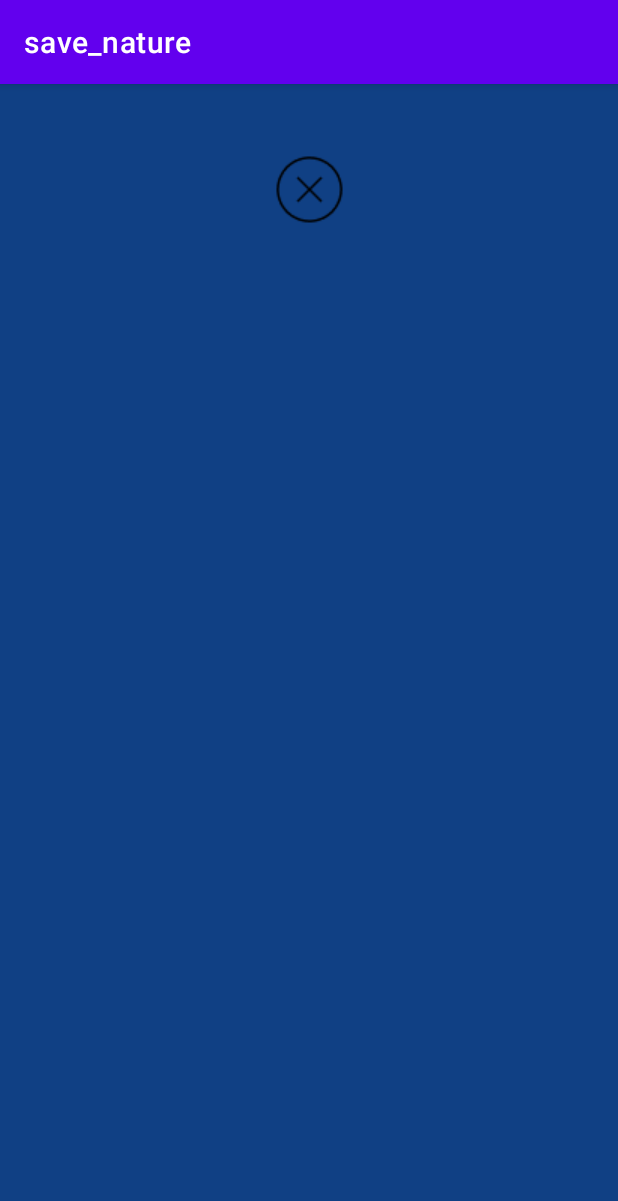
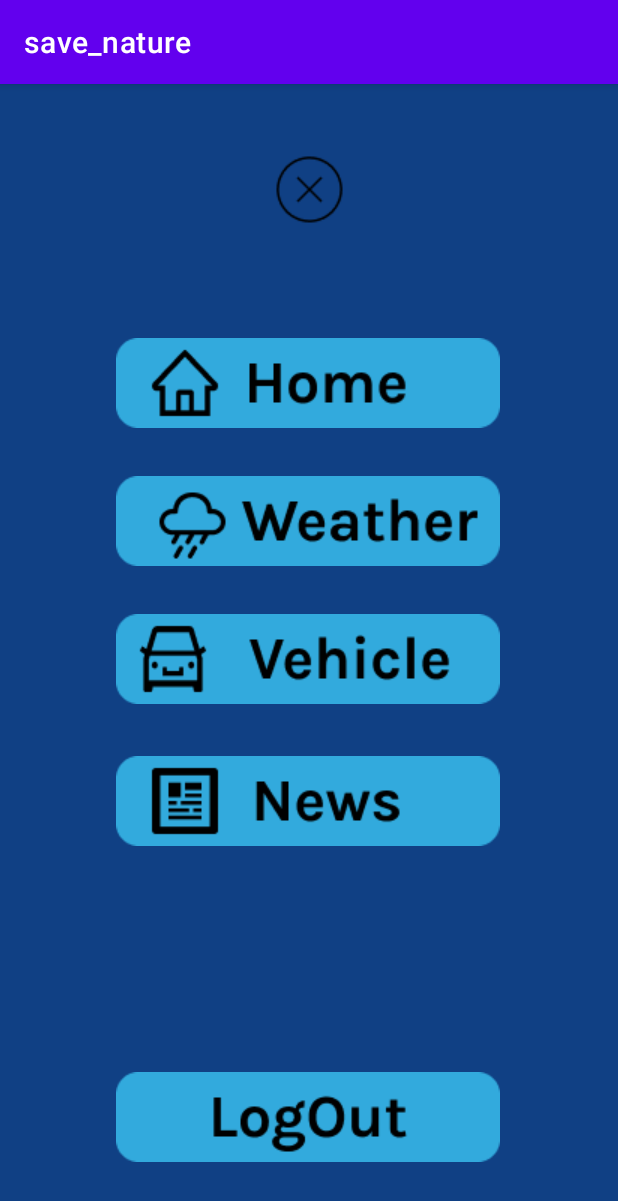
Before and after one commit to IT20002206/UEE, an Android app: the Burger_Menu screen opened directly, with no data from a screen before it, on a phone screen of 412 x 824 dp. Shown: the top 1201 px of the screen. Run offline under Robolectric (Android 15) with nearby library versions, the light colour scheme and no system bars.

Commit message:
burger button full page created

```diff
--- a/app/src/main/res/layout/activity_burger_menu.xml
+++ b/app/src/main/res/layout/activity_burger_menu.xml
@@ -20,4 +20,72 @@
         app:srcCompat="@drawable/cross"
         />
 
+    <ImageButton
+        android:id="@+id/imageButton13"
+        android:layout_width="wrap_content"
+        android:layout_height="wrap_content"
+        app:layout_constraintBottom_toBottomOf="parent"
+
+        app:layout_constraintEnd_toEndOf="parent"
+        app:layout_constraintHorizontal_bias="0.496"
+        app:layout_constraintStart_toStartOf="parent"
+        app:layout_constraintTop_toTopOf="parent"
+        app:layout_constraintVertical_bias="0.239"
+        app:srcCompat="@drawable/home"
+        android:background="@null"
+        />
+
+    <ImageButton
+        android:id="@+id/imageButton15"
+        android:layout_width="wrap_content"
+        android:layout_height="wrap_content"
+        android:background="@null"
+        app:layout_constraintBottom_toBottomOf="parent"
+        app:layout_constraintEnd_toEndOf="parent"
+        app:layout_constraintHorizontal_bias="0.496"
+        app:layout_constraintStart_toStartOf="parent"
+        app:layout_constraintTop_toTopOf="parent"
+        app:layout_constraintVertical_bias="0.369"
+        app:srcCompat="@drawable/weather" />
+
+    <ImageButton
+        android:id="@+id/imageButton16"
+        android:layout_width="wrap_content"
+        android:layout_height="wrap_content"
+        android:background="@null"
+        app:layout_constraintBottom_toBottomOf="parent"
+        app:layout_constraintEnd_toEndOf="parent"
+        app:layout_constraintHorizontal_bias="0.496"
+        app:layout_constraintStart_toStartOf="parent"
+        app:layout_constraintTop_toTopOf="parent"
+        app:layout_constraintVertical_bias="0.499"
+        app:srcCompat="@drawable/vehicle" />
+
+    <ImageButton
+        android:id="@+id/imageButton18"
+        android:layout_width="wrap_content"
+        android:layout_height="wrap_content"
+        android:background="@null"
+        app:layout_constraintBottom_toBottomOf="parent"
+        app:layout_constraintEnd_toEndOf="parent"
+        app:layout_constraintHorizontal_bias="0.496"
+        app:layout_constraintStart_toStartOf="parent"
+        app:layout_constraintTop_toTopOf="parent"
+        app:layout_constraintVertical_bias="0.633"
+        app:srcCompat="@drawable/news" />
+
+    <ImageButton
+        android:id="@+id/imageButton19"
+        android:layout_width="wrap_content"
+        android:layout_height="wrap_content"
+        app:layout_constraintBottom_toBottomOf="parent"
+        app:layout_constraintEnd_toEndOf="parent"
+        app:layout_constraintHorizontal_bias="0.496"
+        app:layout_constraintStart_toStartOf="parent"
+        app:layout_constraintTop_toTopOf="parent"
+        app:layout_constraintVertical_bias="0.93"
+        app:srcCompat="@drawable/logout"
+        android:background="@null"
+        />
+
 </androidx.constraintlayout.widget.ConstraintLayout>
```
Also changed, not shown: app/src/main/res/drawable/home.png, app/src/main/res/drawable/logout.png (added), app/src/main/res/drawable/news.png (added), app/src/main/res/drawable/vehicle.png (added), app/src/main/res/drawable/weather.png (added).
